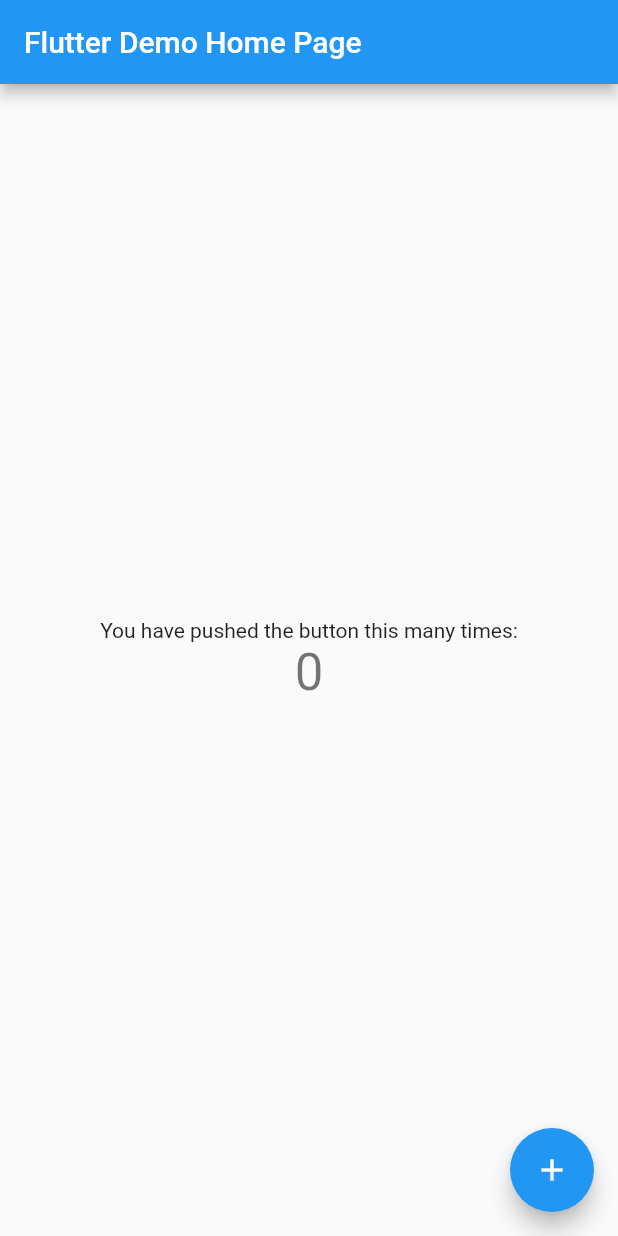
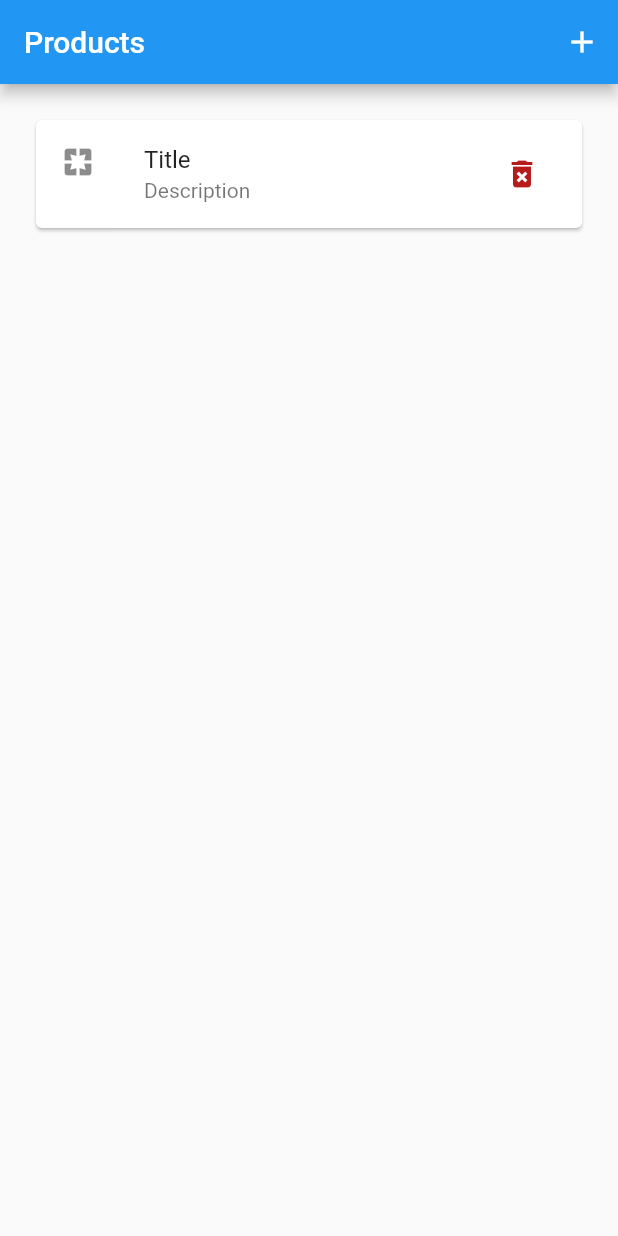
Before and after one commit to leonardo-ks/take_home, a Flutter app: the screen it shows after launch, on a phone screen of 412 x 824 dp. Run offline on Flutter 3.47's test engine with Material 2 defaults, Android fonts, the phone set to English and light mode, and no system bars; our stand-ins replace get.

Commit message:
Create Layouts & Models

```diff
--- a/lib/main.dart
+++ b/lib/main.dart
@@ -1,4 +1,6 @@
 import 'package:flutter/material.dart';
+import 'package:get/get_navigation/src/root/get_material_app.dart';
+import 'package:take_home/pages/home_page.dart';
 
 void main() {
   runApp(const MyApp());
@@ -7,109 +9,13 @@
 class MyApp extends StatelessWidget {
   const MyApp({Key? key}) : super(key: key);
 
-  // This widget is the root of your application.
   @override
   Widget build(BuildContext context) {
-    return MaterialApp(
-      title: 'Flutter Demo',
-      theme: ThemeData(
-        // This is the theme of your application.
-        //
-        // Try running your application with "flutter run". You'll see the
-        // application has a blue toolbar. Then, without quitting the app, try
-        // changing the primarySwatch below to Colors.green and then invoke
-        // "hot reload" (press "r" in the console where you ran "flutter run",
-        // or simply save your changes to "hot reload" in a Flutter IDE).
-        // Notice that the counter didn't reset back to zero; the application
-        // is not restarted.
-        primarySwatch: Colors.blue,
-      ),
-      home: const MyHomePage(title: 'Flutter Demo Home Page'),
+    return GetMaterialApp(
+      home: const HomePage(),
+      getPages: [
+
+      ],
     );
   }
 }
-
-class MyHomePage extends StatefulWidget {
-  const MyHomePage({Key? key, required this.title}) : super(key: key);
-
-  // This widget is the home page of your application. It is stateful, meaning
-  // that it has a State object (defined below) that contains fields that affect
-  // how it looks.
-
-  // This class is the configuration for the state. It holds the values (in this
-  // case the title) provided by the parent (in this case the App widget) and
-  // used by the build method of the State. Fields in a Widget subclass are
-  // always marked "final".
-
-  final String title;
-
-  @override
-  State<MyHomePage> createState() => _MyHomePageState();
-}
-
-class _MyHomePageState extends State<MyHomePage> {
-  int _counter = 0;
-
-  void _incrementCounter() {
-    setState(() {
-      // This call to setState tells the Flutter framework that something has
-      // changed in this State, which causes it to rerun the build method below
-      // so that the display can reflect the updated values. If we changed
-      // _counter without calling setState(), then the build method would not be
-      // called again, and so nothing would appear to happen.
-      _counter++;
-    });
-  }
-
-  @override
-  Widget build(BuildContext context) {
-    // This method is rerun every time setState is called, for instance as done
-    // by the _incrementCounter method above.
-    //
-    // The Flutter framework has been optimized to make rerunning build methods
-    // fast, so that you can just rebuild anything that needs updating rather
-    // than having to individually change instances of widgets.
-    return Scaffold(
-      appBar: AppBar(
-        // Here we take the value from the MyHomePage object that was created by
-        // the App.build method, and use it to set our appbar title.
-        title: Text(widget.title),
-      ),
-      body: Center(
-        // Center is a layout widget. It takes a single child and positions it
-        // in the middle of the parent.
-        child: Column(
-          // Column is also a layout widget. It takes a list of children and
-          // arranges them vertically. By default, it sizes itself to fit its
-          // children horizontally, and tries to be as tall as its parent.
-          //
-          // Invoke "debug painting" (press "p" in the console, choose the
-          // "Toggle Debug Paint" action from the Flutter Inspector in Android
-          // Studio, or the "Toggle Debug Paint" command in Visual Studio Code)
-          // to see the wireframe for each widget.
-          //
-          // Column has various properties to control how it sizes itself and
-          // how it positions its children. Here we use mainAxisAlignment to
-          // center the children vertically; the main axis here is the vertical
-          // axis because Columns are vertical (the cross axis would be
-          // horizontal).
-          mainAxisAlignment: MainAxisAlignment.center,
-          children: <Widget>[
-            const Text(
-              'You have pushed the button this many times:',
-            ),
-            Text(
-              '$_counter',
-              style: Theme.of(context).textTheme.headline4,
-            ),
-          ],
-        ),
-      ),
-      floatingActionButton: FloatingActionButton(
-        onPressed: _incrementCounter,
-        tooltip: 'Increment',
-        child: const Icon(Icons.add),
-      ), // This trailing comma makes auto-formatting nicer for build methods.
-    );
-  }
-}
--- /dev/null
+++ b/lib/pages/home_page.dart
@@ -0,0 +1,45 @@
+import 'package:flutter/material.dart';
+
+class HomePage extends StatelessWidget {
+  const HomePage({Key? key}) : super(key: key);
+
+  @override
+  Widget build(BuildContext context) {
+    return Scaffold(
+      appBar: AppBar(
+        title: const Text('Products'),
+        actions: [
+          IconButton(
+            onPressed: () {},
+            icon: const Icon(Icons.add),
+          ),
+        ],
+      ),
+      body: SafeArea(
+        child: Padding(
+          padding: const EdgeInsets.all(20),
+          child: ListView.builder(
+            itemCount: 1,
+            itemBuilder: (context, i) => Card(
+              child: ListTile(
+                leading: const Icon(
+                  Icons.pages,
+                ),
+                title: Text("Title"),
+                subtitle: Text("Description"),
+                trailing: IconButton(
+                  onPressed: () {},
+                  icon: Icon(
+                    Icons.delete_forever,
+                    color: Colors.red[900],
+                  ),
+                ),
+                onTap: () {},
+              ),
+            ),
+          ),
+        ),
+      ),
+    );
+  }
+}
--- a/pubspec.yaml
+++ b/pubspec.yaml
@@ -35,8 +35,6 @@
   # Use with the CupertinoIcons class for iOS style icons.
   cupertino_icons: ^1.0.2
   get: ^4.6.5
-  http: ^0.13.5
-  sqflite: ^2.0.3+1
 
 dev_dependencies:
   flutter_test:
```
Also changed, not shown: lib/models/data_model.dart (added, +29 -0 lines), lib/pages/add_page.dart (added, +55 -0 lines), pubspec.lock.
